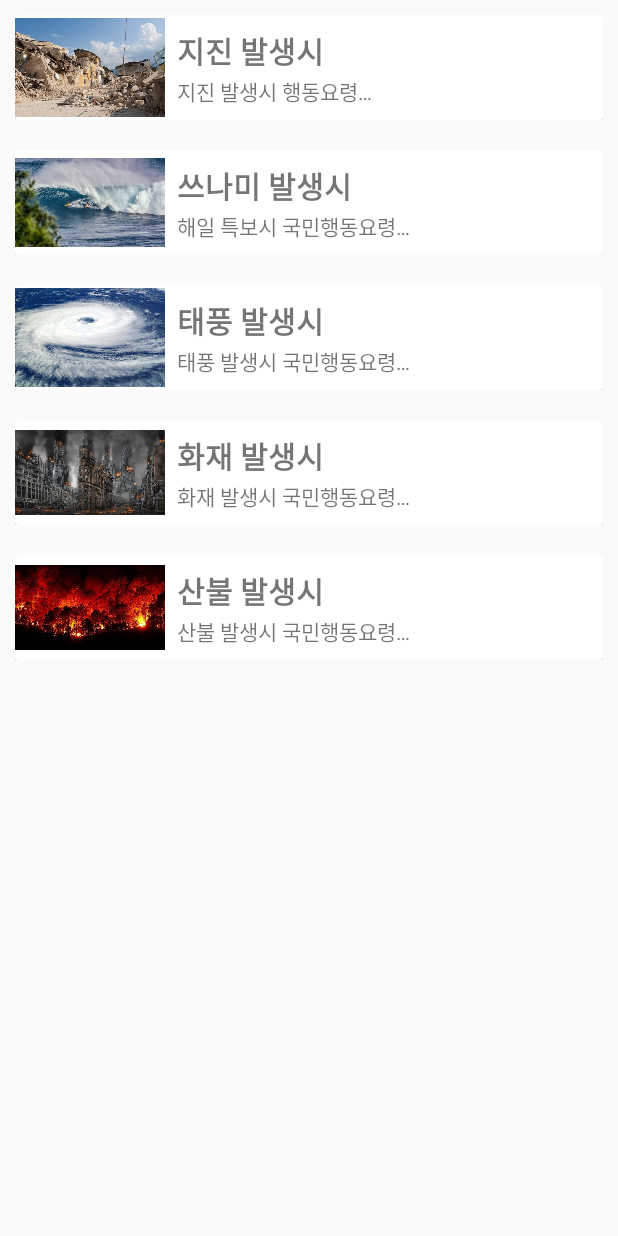
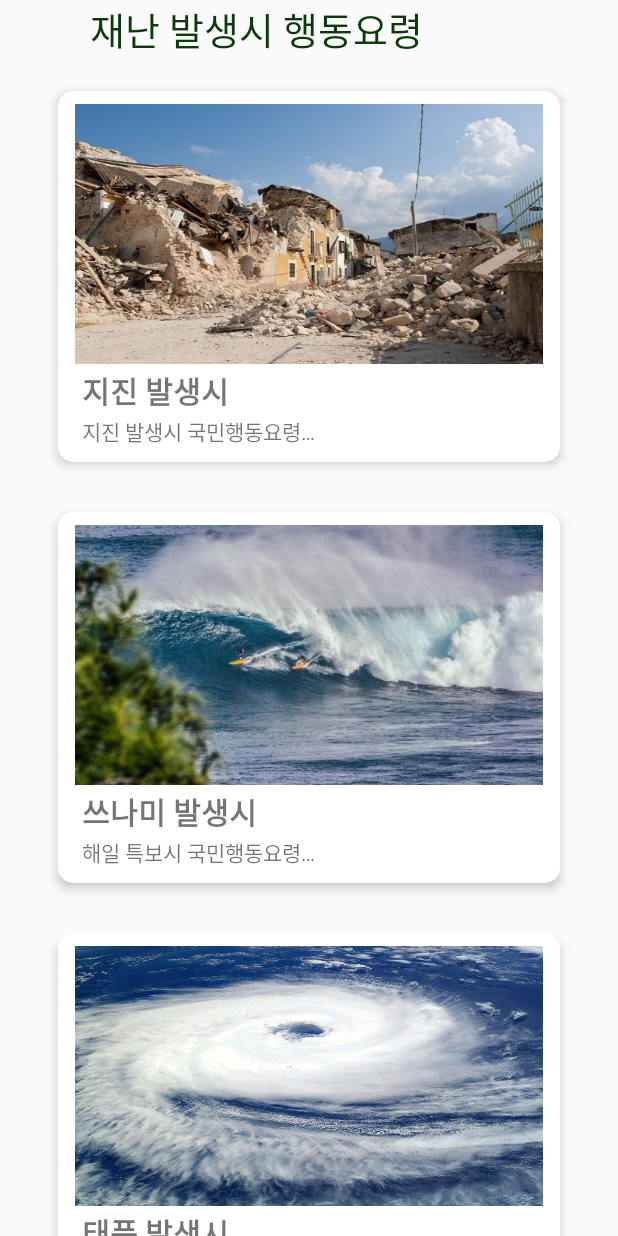
Before and after one commit to nykwon11/EXIT_APP, an Android app: the KnowHowActivity screen opened directly, with no data from a screen before it, on a phone screen of 412 x 824 dp. Run offline under Robolectric (Android 15) with nearby library versions, the phone set to English and light mode, and no system bars.

Commit message:
10월7일 오후 11:27분 수정

```diff
--- a/app/build.gradle
+++ b/app/build.gradle
@@ -6,7 +6,7 @@ android {
 
     defaultConfig {
         applicationId "com.example.myapplication"
-        minSdkVersion 16
+        minSdkVersion 21
         targetSdkVersion 30
         versionCode 1
         versionName "1.0"
--- a/app/src/main/java/com/example/myapplication/KnowHowActivity.java
+++ b/app/src/main/java/com/example/myapplication/KnowHowActivity.java
@@ -1,10 +1,13 @@
 package com.example.myapplication;
 
 import androidx.appcompat.app.AppCompatActivity;
+import androidx.core.content.ContextCompat;
 import androidx.recyclerview.widget.LinearLayoutManager;
 import androidx.recyclerview.widget.RecyclerView;
 
+import android.graphics.drawable.GradientDrawable;
 import android.os.Bundle;
+import android.widget.ImageView;
 
 public class KnowHowActivity extends AppCompatActivity {
     RecyclerView recyclerView;
@@ -17,12 +20,11 @@ public class KnowHowActivity extends AppCompatActivity {
         super.onCreate(savedInstanceState);
         setContentView(R.layout.activity_know_how);
 
-
         recyclerView = findViewById(R.id.recyclerView);
         String [] s1 = {"지진 발생시", "쓰나미 발생시", "태풍 발생시","화재 발생시", "산불 발생시","~~~발생시","~~~~발생시" };
         String [] s2 = {
 
-                "지진 발생시 행동요령\n" +
+                "지진 발생시 국민행동요령\n" +
                         "1. 집 안에서의 안전을 확보합니다.\n" +
                         "∙ 탁자 아래와 같이 집 안에서 대피할 수 있는 안전한 대피 공간을 미리 파악해 둡니다.\n" +
                         "∙ 유리창이나 넘어지기 쉬운 가구 주변 등 위험한 위치를 확인해 두고 지진 발생 시 가까이 가지 않도록 합니다.\n" +
--- /dev/null
+++ b/app/src/main/res/drawable/round_corner.xml
@@ -0,0 +1,21 @@
+<?xml version="1.0" encoding="utf-8"?>
+<selector xmlns:android="http://schemas.android.com/apk/res/android">
+    <shape xmlns:android="http://schemas.android.com/apk/res/android">
+
+        <solid android:color="#ffffff"/>
+
+        <corners android:radius="10dp"/>
+
+        <padding
+
+            android:left="2dp"
+
+            android:top="2dp"
+
+            android:right="2dp"
+
+            android:bottom="2dp" />
+
+    </shape>
+
+</selector>
--- a/app/src/main/res/layout/activity_know_how.xml
+++ b/app/src/main/res/layout/activity_know_how.xml
@@ -3,10 +3,21 @@
     xmlns:app="http://schemas.android.com/apk/res-auto"
     xmlns:tools="http://schemas.android.com/tools"
     android:layout_width="match_parent"
-    android:layout_height="match_parent"
+    android:layout_height="wrap_content"
     android:orientation="vertical"
     tools:context=".SubActivity2">
 
+
+    <TextView
+        android:id="@+id/textView5"
+        android:layout_width="match_parent"
+        android:layout_height="44dp"
+        android:layout_gravity="center"
+        android:text="
+
+        재난 발생시 행동요령"
+        android:textColor="#0B3B0B"
+        android:textSize="25dp" />
 
     <androidx.recyclerview.widget.RecyclerView
         android:id="@+id/recyclerView"
--- a/app/src/main/res/layout/activity_know_how2.xml
+++ b/app/src/main/res/layout/activity_know_how2.xml
@@ -9,14 +9,14 @@
 
     <ImageView
         android:id="@+id/imageView2"
-        android:layout_width="444dp"
-        android:layout_height="225dp"
+        android:layout_width="347dp"
+        android:layout_height="207dp"
+        android:scaleType="fitXY"
         app:layout_constraintBottom_toBottomOf="parent"
         app:layout_constraintEnd_toEndOf="parent"
-        app:layout_constraintHorizontal_bias="0.5"
         app:layout_constraintStart_toStartOf="parent"
         app:layout_constraintTop_toTopOf="parent"
-        app:layout_constraintVertical_bias="0.028"
+        app:layout_constraintVertical_bias="0.027"
         app:srcCompat="@mipmap/ic_launcher" />
 
     <TextView
@@ -31,24 +31,24 @@
         android:textStyle="bold"
         app:layout_constraintBottom_toBottomOf="parent"
         app:layout_constraintEnd_toEndOf="parent"
-        app:layout_constraintHorizontal_bias="0.5"
+        app:layout_constraintHorizontal_bias="0.495"
         app:layout_constraintStart_toStartOf="parent"
         app:layout_constraintTop_toTopOf="parent"
-        app:layout_constraintVertical_bias="0.309" />
+        app:layout_constraintVertical_bias="0.318" />
 
     <TextView
         android:id="@+id/textView4"
-        android:layout_width="368dp"
-        android:layout_height="412dp"
+        android:layout_width="324dp"
+        android:layout_height="385dp"
         android:layout_marginTop="70dp"
         android:scrollbars="vertical"
         android:text="TextView4"
         android:textSize="17sp"
         app:layout_constraintBottom_toBottomOf="parent"
         app:layout_constraintEnd_toEndOf="parent"
-        app:layout_constraintHorizontal_bias="0.5"
+        app:layout_constraintHorizontal_bias="0.567"
         app:layout_constraintStart_toStartOf="parent"
         app:layout_constraintTop_toTopOf="parent"
-        app:layout_constraintVertical_bias="0.94" />
+        app:layout_constraintVertical_bias="0.996" />
 
 </androidx.constraintlayout.widget.ConstraintLayout>
--- a/app/src/main/res/layout/my_row.xml
+++ b/app/src/main/res/layout/my_row.xml
@@ -2,69 +2,75 @@
 <androidx.constraintlayout.widget.ConstraintLayout xmlns:android="http://schemas.android.com/apk/res/android"
     xmlns:app="http://schemas.android.com/apk/res-auto"
     xmlns:tools="http://schemas.android.com/tools"
-    android:orientation="vertical" android:layout_width="match_parent"
+    android:id="@+id/mainLayout"
+    android:layout_width="match_parent"
     android:layout_height="wrap_content"
-    android:layout_margin="10dp"
-    android:id="@+id/mainLayout">
+    android:layout_margin="7dp"
+    android:orientation="vertical">
 
     <androidx.cardview.widget.CardView
-        android:layout_width="match_parent"
-        android:layout_height="wrap_content"
+        android:layout_width="349dp"
+        android:layout_height="266dp"
+        app:cardCornerRadius="10dp"
+        app:cardElevation="4dp"
+        app:cardUseCompatPadding="true"
+        app:contentPadding="2dp"
         app:layout_constraintBottom_toBottomOf="parent"
         app:layout_constraintEnd_toEndOf="parent"
+        app:layout_constraintHorizontal_bias="0.5"
         app:layout_constraintStart_toStartOf="parent"
         app:layout_constraintTop_toTopOf="parent">
 
         <androidx.constraintlayout.widget.ConstraintLayout
-            android:layout_width="match_parent"
-            android:layout_height="match_parent">
+            android:layout_width="330dp"
+            android:layout_height="244dp">
 
             <ImageView
                 android:id="@+id/imageView"
-                android:layout_width="100dp"
-                android:layout_height="70dp"
+                android:layout_width="312dp"
+                android:layout_height="173dp"
+                android:background="@drawable/round_corner"
+                android:orientation="horizontal"
+                android:scaleType="fitXY"
                 app:layout_constraintBottom_toBottomOf="parent"
                 app:layout_constraintEnd_toEndOf="parent"
-                app:layout_constraintHorizontal_bias="0.0"
                 app:layout_constraintStart_toStartOf="parent"
                 app:layout_constraintTop_toTopOf="parent"
+                app:layout_constraintVertical_bias="0.09"
                 app:srcCompat="@mipmap/ic_launcher" />
 
             <TextView
                 android:id="@+id/textView"
-                android:layout_width="wrap_content"
-                android:layout_height="wrap_content"
+                android:layout_width="303dp"
+                android:layout_height="32dp"
                 android:layout_marginStart="8dp"
                 android:layout_marginLeft="8dp"
-                android:layout_marginTop="8dp"
-                android:layout_marginEnd="8dp"
-                android:layout_marginRight="8dp"
-                android:layout_marginBottom="2dp"
                 android:text="Title"
                 android:textSize="20sp"
                 android:textStyle="bold"
-                app:layout_constraintBottom_toTopOf="@+id/textView2"
+                app:layout_constraintBottom_toBottomOf="parent"
                 app:layout_constraintEnd_toEndOf="parent"
-                app:layout_constraintHorizontal_bias="0.0"
-                app:layout_constraintStart_toEndOf="@+id/imageView"
-                app:layout_constraintTop_toTopOf="parent" />
+                app:layout_constraintHorizontal_bias="0.315"
+                app:layout_constraintStart_toStartOf="parent"
+                app:layout_constraintTop_toTopOf="parent"
+                app:layout_constraintVertical_bias="0.863" />
 
             <TextView
                 android:id="@+id/textView2"
-                android:layout_width="wrap_content"
-                android:layout_height="wrap_content"
+                android:layout_width="173dp"
+                android:layout_height="25dp"
                 android:layout_marginStart="8dp"
-                android:layout_marginEnd="8dp"
-                android:layout_marginBottom="8dp"
-                android:text="description_1"
+                android:layout_marginLeft="8dp"
+                android:ellipsize="end"
                 android:ems="10"
                 android:maxLines="1"
-                android:ellipsize="end"
+                android:text="description_1"
                 app:layout_constraintBottom_toBottomOf="parent"
                 app:layout_constraintEnd_toEndOf="parent"
-                app:layout_constraintHorizontal_bias="0.0"
-                app:layout_constraintStart_toEndOf="@+id/imageView"
-                app:layout_constraintTop_toBottomOf="@+id/textView" />
+                app:layout_constraintHorizontal_bias="0.04"
+                app:layout_constraintStart_toStartOf="parent"
+                app:layout_constraintTop_toTopOf="parent"
+                app:layout_constraintVertical_bias="0.981" />
         </androidx.constraintlayout.widget.ConstraintLayout>
     </androidx.cardview.widget.CardView>
 </androidx.constraintlayout.widget.ConstraintLayout>
```
Also changed, not shown: app/src/main/res/drawable/tsunami2.jpg (added).
